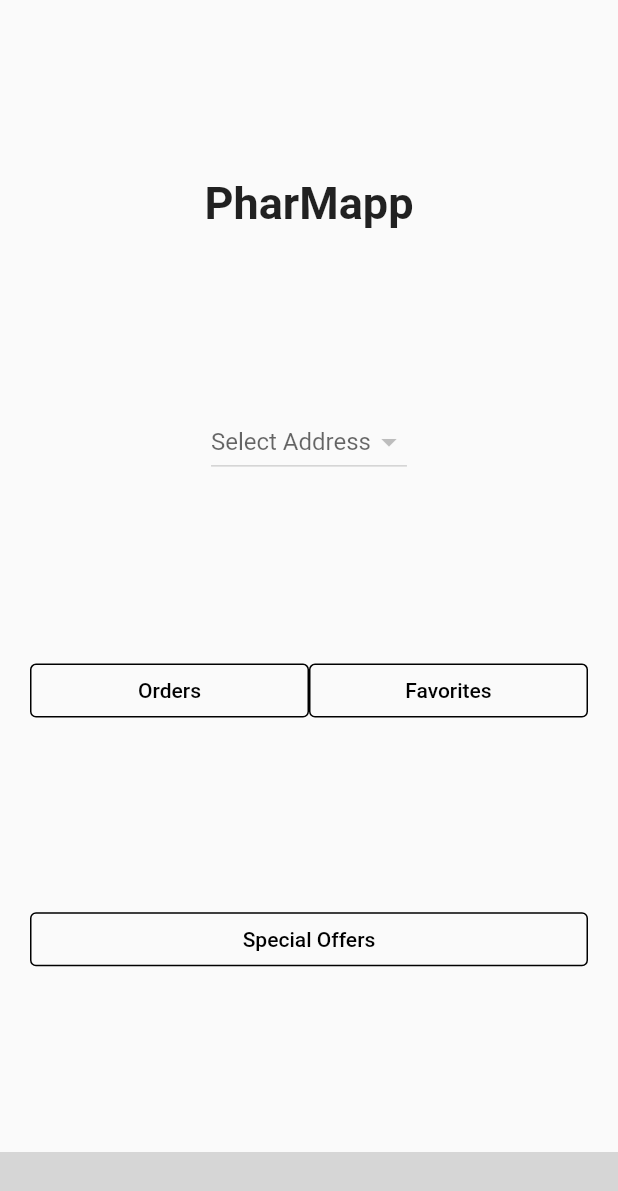
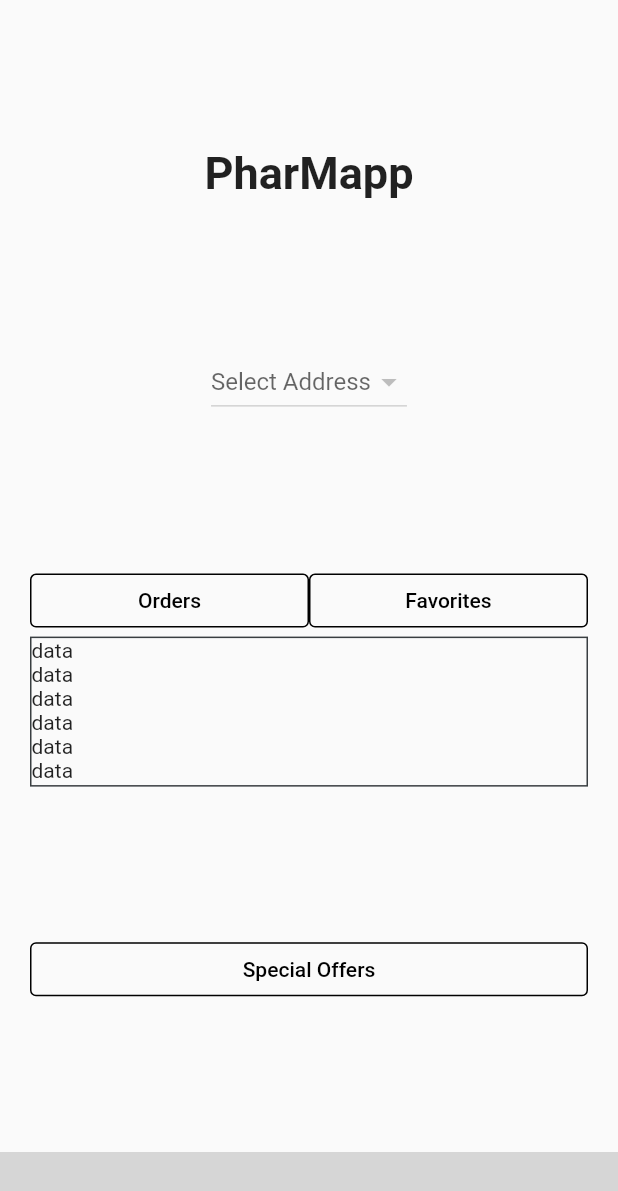
Before and after one commit to mustafaaycll/pharmapp, a Flutter app: the screen it shows after launch, on a phone screen of 412 x 824 dp. Shown: the top 1191 px of the screen. Run offline on Flutter 3.47's test engine with Material 2 defaults, Android fonts, the phone set to English and light mode, and no system bars; our stand-ins replace stylish_bottom_bar; grey boxes are pictures that could not be loaded.

Commit message:
added scrollable box to home page

```diff
--- a/lib/screens/home.dart
+++ b/lib/screens/home.dart
@@ -34,15 +34,41 @@ class _HomeState extends State<Home> {
                 hint: Text('Select Address'),
                 items: [],
               ),
+              Column(
+                children: [
                   Row(
                     mainAxisAlignment: MainAxisAlignment.center,
                     children: [
                       Expanded(
                         child:
-                          AppTextButton(isClicked: isClicked, name: 'Orders')),
+                            AppTextButton(isClicked: isClicked, name: 'Orders'),
+                      ),
                       Expanded(
                         child: AppTextButton(
-                          isClicked: isClicked, name: 'Favorites')),
+                            isClicked: isClicked, name: 'Favorites'),
+                      ),
+                    ],
+                  ),
+                  Container(
+                    decoration: BoxDecoration(
+                      border: Border.all(width: 1, color: AppColors.blackColor),
+                    ),
+                    width: double.infinity,
+                    height: 100,
+                    child: ListView(
+                      children: [
+                        Text('data'),
+                        Text('data'),
+                        Text('data'),
+                        Text('data'),
+                        Text('data'),
+                        Text('data'),
+                        Text('data'),
+                        Text('data'),
+                        Text('data'),
+                      ],
+                    ),
+                  )
                 ],
               ),
               Row(children: [
```
Lines whose indentation alone changed are shown as unchanged.
